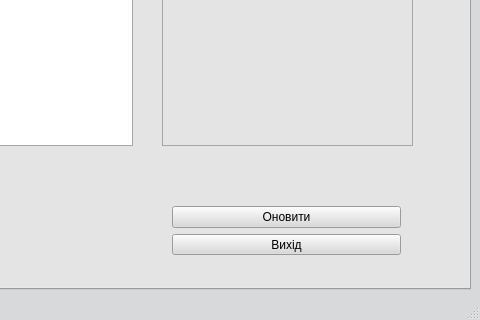
Before: the Qt Designer form hr_department.ui in landrew31/db_course_work, drawn with Qt 5; both pictures show x 880 to 1360 and y 440 to 760 of the 1360 by 760 pixel window.
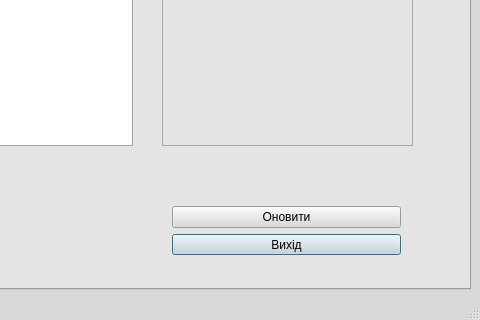
After: the same form once the commit is applied. The open tabs and pages were chosen to show the change.

The edit to the form file:
```diff
--- a/hr_department.ui
+++ b/hr_department.ui
@@ -753,6 +753,9 @@
          <property name="text">
           <string>Вихід</string>
          </property>
+         <property name="default">
+          <bool>true</bool>
+         </property>
         </widget>
        </item>
       </layout>
```
Left out of the diff: 8 changed lines with no effect on the pictures.
